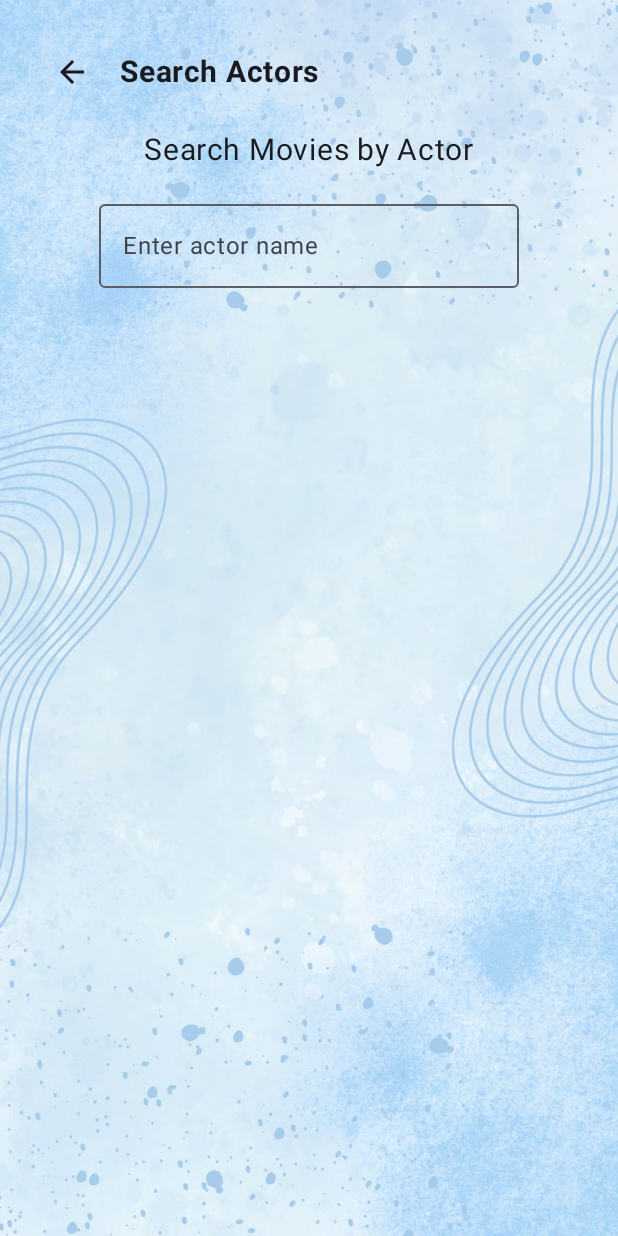
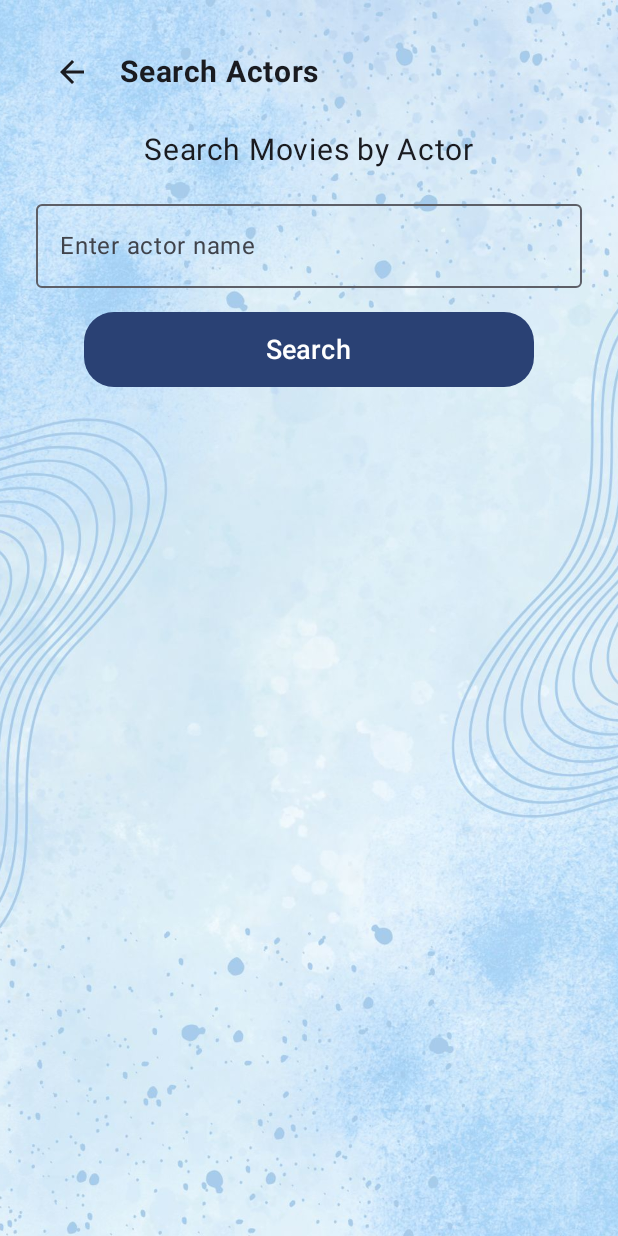
Before and after one commit to AbdhulFathir/MovieMate, an Android app built with Jetpack Compose: the SearchActors screen opened directly, with no data from a screen before it, on a phone screen of 412 x 824 dp. Run offline under Robolectric (Android 15) with nearby library versions, the phone set to English and light mode, and no system bars; our stand-ins replace Room's generated code, livedata-compose.

Commit message:
Implement search movies by actors function

```diff
--- a/app/src/main/java/com/example/moviemate/screens/SearchActors.kt
+++ b/app/src/main/java/com/example/moviemate/screens/SearchActors.kt
@@ -34,8 +34,9 @@ class SearchActors : ComponentActivity() {
             MovieMateTheme {
                 Surface(modifier = Modifier.fillMaxSize()) {
                     var actorQuery by rememberSaveable { mutableStateOf("") }
+                    var actorValue by rememberSaveable { mutableStateOf("") }
                     val viewModel = ViewModelProvider(this)[MovieVM::class.java]
-                    val movieResults by viewModel.searchByActor(actorQuery).observeAsState(emptyList())
+                    val movieResults by viewModel.searchByActor(actorValue).observeAsState(emptyList())
 
                     Image(
                         painter = painterResource(id = R.drawable.bg_image),
@@ -74,23 +75,21 @@ class SearchActors : ComponentActivity() {
                             )
                         }
 
-
-
                         Text("Search Movies by Actor", fontSize = 20.sp)
                         Spacer(modifier = Modifier.height(16.dp))
 
                         OutlinedTextField(
                             value = actorQuery,
                             onValueChange = { actorQuery = it },
-                            label = { Text("Enter actor name") }
+                            label = { Text("Enter actor name") },
+                            modifier = Modifier.fillMaxWidth()
                         )
 
                         Spacer(modifier = Modifier.height(16.dp))
 
-//                        CustomButton(text = "Search") {
-//                        }
+                        CustomButton(text = "Search", onClick = { actorValue = actorQuery })
 
-                        if(actorQuery.isNotEmpty()){
+                        if(actorValue.isNotEmpty()){
                             LazyColumn {
                                 items(movieResults) { movie ->
                                     MovieCard(movie = movie)
```
